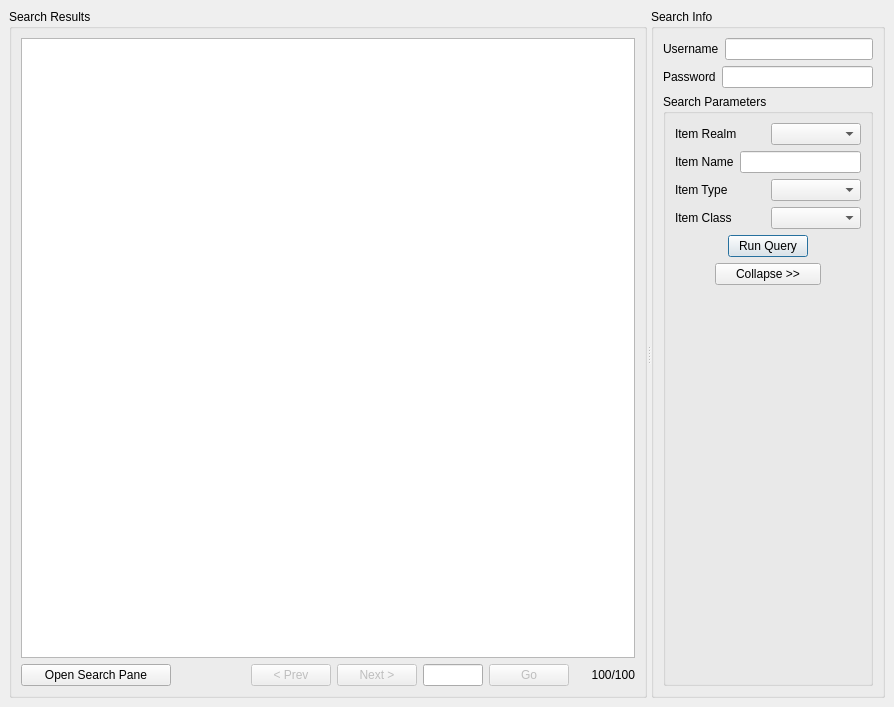
Qt form Ethinarg2.ui (tomkins/spellcraftcalc) before a commit.
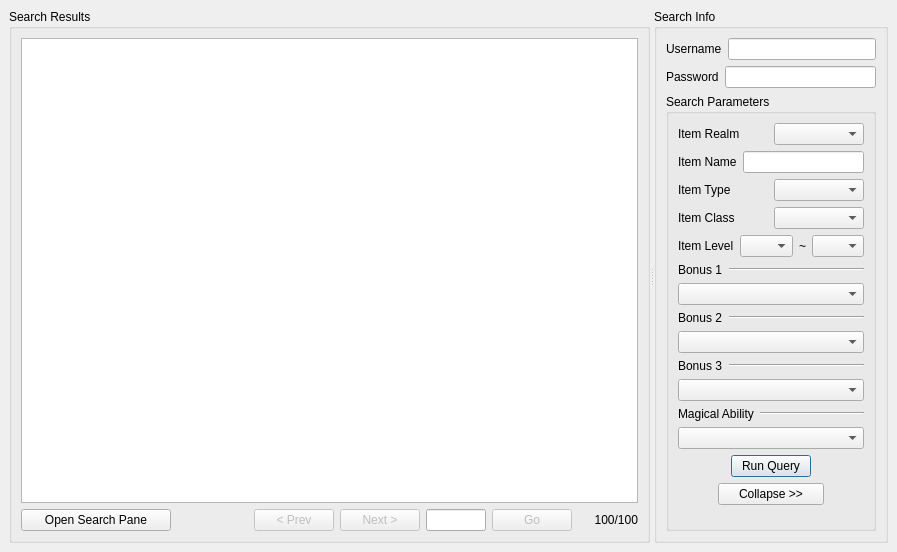
The same form after that commit. Custom widgets are drawn as their Qt base class.

Commit message: More search terms!

Patch:
```diff
--- a/Ethinarg2.ui
+++ b/Ethinarg2.ui
@@ -5,8 +5,8 @@
    <rect>
     <x>0</x>
     <y>0</y>
-    <width>894</width>
-    <height>707</height>
+    <width>897</width>
+    <height>552</height>
    </rect>
   </property>
   <property name="windowTitle" >
@@ -381,6 +381,296 @@
                 </item>
                </layout>
               </item>
+              <item>
+               <layout class="QHBoxLayout" >
+                <property name="margin" >
+                 <number>0</number>
+                </property>
+                <property name="spacing" >
+                 <number>6</number>
+                </property>
+                <item>
+                 <widget class="QLabel" name="label_7" >
+                  <property name="text" >
+                   <string>Item Level</string>
+                  </property>
+                 </widget>
+                </item>
+                <item>
+                 <widget class="SearchingCombo" name="minLevelCombo" >
+                  <property name="sizePolicy" >
+                   <sizepolicy>
+                    <hsizetype>13</hsizetype>
+                    <vsizetype>0</vsizetype>
+                    <horstretch>0</horstretch>
+                    <verstretch>0</verstretch>
+                   </sizepolicy>
+                  </property>
+                  <property name="sizeAdjustPolicy" >
+                   <enum>QComboBox::AdjustToContents</enum>
+                  </property>
+                 </widget>
+                </item>
+                <item>
+                 <widget class="QLabel" name="label_8" >
+                  <property name="sizePolicy" >
+                   <sizepolicy>
+                    <hsizetype>4</hsizetype>
+                    <vsizetype>5</vsizetype>
+                    <horstretch>0</horstretch>
+                    <verstretch>0</verstretch>
+                   </sizepolicy>
+                  </property>
+                  <property name="text" >
+                   <string>~</string>
+                  </property>
+                 </widget>
+                </item>
+                <item>
+                 <widget class="SearchingCombo" name="maxLevelCombo" >
+                  <property name="sizePolicy" >
+                   <sizepolicy>
+                    <hsizetype>13</hsizetype>
+                    <vsizetype>0</vsizetype>
+                    <horstretch>0</horstretch>
+                    <verstretch>0</verstretch>
+                   </sizepolicy>
+                  </property>
+                  <property name="sizeAdjustPolicy" >
+                   <enum>QComboBox::AdjustToContents</enum>
+                  </property>
+                 </widget>
+                </item>
+               </layout>
+              </item>
+              <item>
+               <layout class="QVBoxLayout" >
+                <property name="margin" >
+                 <number>0</number>
+                </property>
+                <property name="spacing" >
+                 <number>6</number>
+                </property>
+                <item>
+                 <layout class="QHBoxLayout" >
+                  <property name="margin" >
+                   <number>0</number>
+                  </property>
+                  <property name="spacing" >
+                   <number>6</number>
+                  </property>
+                  <item>
+                   <widget class="QLabel" name="label_9" >
+                    <property name="sizePolicy" >
+                     <sizepolicy>
+                      <hsizetype>4</hsizetype>
+                      <vsizetype>5</vsizetype>
+                      <horstretch>0</horstretch>
+                      <verstretch>0</verstretch>
+                     </sizepolicy>
+                    </property>
+                    <property name="text" >
+                     <string>Bonus 1</string>
+                    </property>
+                   </widget>
+                  </item>
+                  <item>
+                   <widget class="Line" name="line" >
+                    <property name="orientation" >
+                     <enum>Qt::Horizontal</enum>
+                    </property>
+                   </widget>
+                  </item>
+                 </layout>
+                </item>
+                <item>
+                 <widget class="SearchingCombo" name="bonus1Combo" >
+                  <property name="sizePolicy" >
+                   <sizepolicy>
+                    <hsizetype>13</hsizetype>
+                    <vsizetype>0</vsizetype>
+                    <horstretch>0</horstretch>
+                    <verstretch>0</verstretch>
+                   </sizepolicy>
+                  </property>
+                  <property name="sizeAdjustPolicy" >
+                   <enum>QComboBox::AdjustToContents</enum>
+                  </property>
+                 </widget>
+                </item>
+               </layout>
+              </item>
+              <item>
+               <layout class="QVBoxLayout" >
+                <property name="margin" >
+                 <number>0</number>
+                </property>
+                <property name="spacing" >
+                 <number>6</number>
+                </property>
+                <item>
+                 <layout class="QHBoxLayout" >
+                  <property name="margin" >
+                   <number>0</number>
+                  </property>
+                  <property name="spacing" >
+                   <number>6</number>
+                  </property>
+                  <item>
+                   <widget class="QLabel" name="label_10" >
+                    <property name="sizePolicy" >
+                     <sizepolicy>
+                      <hsizetype>4</hsizetype>
+                      <vsizetype>5</vsizetype>
+                      <horstretch>0</horstretch>
+                      <verstretch>0</verstretch>
+                     </sizepolicy>
+                    </property>
+                    <property name="text" >
+                     <string>Bonus 2</string>
+                    </property>
+                   </widget>
+                  </item>
+                  <item>
+                   <widget class="Line" name="line_2" >
+                    <property name="orientation" >
+                     <enum>Qt::Horizontal</enum>
+                    </property>
+                   </widget>
+                  </item>
+                 </layout>
+                </item>
+                <item>
+                 <widget class="SearchingCombo" name="bonus2Combo" >
+                  <property name="sizePolicy" >
+                   <sizepolicy>
+                    <hsizetype>13</hsizetype>
+                    <vsizetype>0</vsizetype>
+                    <horstretch>0</horstretch>
+                    <verstretch>0</verstretch>
+                   </sizepolicy>
+                  </property>
+                  <property name="sizeAdjustPolicy" >
+                   <enum>QComboBox::AdjustToContents</enum>
+                  </property>
+                 </widget>
+                </item>
+               </layout>
+              </item>
+              <item>
+               <layout class="QVBoxLayout" >
+                <property name="margin" >
+                 <number>0</number>
+                </property>
+                <property name="spacing" >
+                 <number>6</number>
+                </property>
+                <item>
+                 <layout class="QHBoxLayout" >
+                  <property name="margin" >
+                   <number>0</number>
+                  </property>
+                  <property name="spacing" >
+                   <number>6</number>
+                  </property>
+                  <item>
+                   <widget class="QLabel" name="label_11" >
+                    <property name="sizePolicy" >
+                     <sizepolicy>
+                      <hsizetype>4</hsizetype>
+                      <vsizetype>5</vsizetype>
+                      <horstretch>0</horstretch>
+                      <verstretch>0</verstretch>
+                     </sizepolicy>
+                    </property>
+                    <property name="text" >
+                     <string>Bonus 3</string>
+                    </property>
+                   </widget>
+                  </item>
+                  <item>
+                   <widget class="Line" name="line_3" >
+                    <property name="orientation" >
+                     <enum>Qt::Horizontal</enum>
+                    </property>
+                   </widget>
+                  </item>
+                 </layout>
+                </item>
+                <item>
+                 <widget class="SearchingCombo" name="bonus3Combo" >
+                  <property name="sizePolicy" >
+                   <sizepolicy>
+                    <hsizetype>13</hsizetype>
+                    <vsizetype>0</vsizetype>
+                    <horstretch>0</horstretch>
+                    <verstretch>0</verstretch>
+                   </sizepolicy>
+                  </property>
+                  <property name="sizeAdjustPolicy" >
+                   <enum>QComboBox::AdjustToContents</enum>
+                  </property>
+                 </widget>
+                </item>
+               </layout>
+              </item>
+              <item>
+               <layout class="QVBoxLayout" >
+                <property name="margin" >
+                 <number>0</number>
+                </property>
+                <property name="spacing" >
+                 <number>6</number>
+                </property>
+                <item>
+                 <layout class="QHBoxLayout" >
+                  <property name="margin" >
+                   <number>0</number>
+                  </property>
+                  <property name="spacing" >
+                   <number>6</number>
+                  </property>
+                  <item>
+                   <widget class="QLabel" name="label_12" >
+                    <property name="sizePolicy" >
+                     <sizepolicy>
+                      <hsizetype>4</hsizetype>
+                      <vsizetype>5</vsizetype>
+                      <horstretch>0</horstretch>
+                      <verstretch>0</verstretch>
+                     </sizepolicy>
+                    </property>
+                    <property name="text" >
+                     <string>Magical Ability</string>
+                    </property>
+                   </widget>
+                  </item>
+                  <item>
+                   <widget class="Line" name="line_4" >
+                    <property name="orientation" >
+                     <enum>Qt::Horizontal</enum>
+                    </property>
+                   </widget>
+                  </item>
+                 </layout>
+                </item>
+                <item>
+                 <widget class="SearchingCombo" name="magicalCombo" >
+                  <property name="sizePolicy" >
+                   <sizepolicy>
+                    <hsizetype>13</hsizetype>
+                    <vsizetype>0</vsizetype>
+                    <horstretch>0</horstretch>
+                    <verstretch>0</verstretch>
+                   </sizepolicy>
+                  </property>
+                  <property name="sizeAdjustPolicy" >
+                   <enum>QComboBox::AdjustToContents</enum>
+                  </property>
+                 </widget>
+                </item>
+               </layout>
+              </item>
               <item>
                <layout class="QHBoxLayout" >
                 <property name="margin" >
```
The commit also changes 2 other files.
